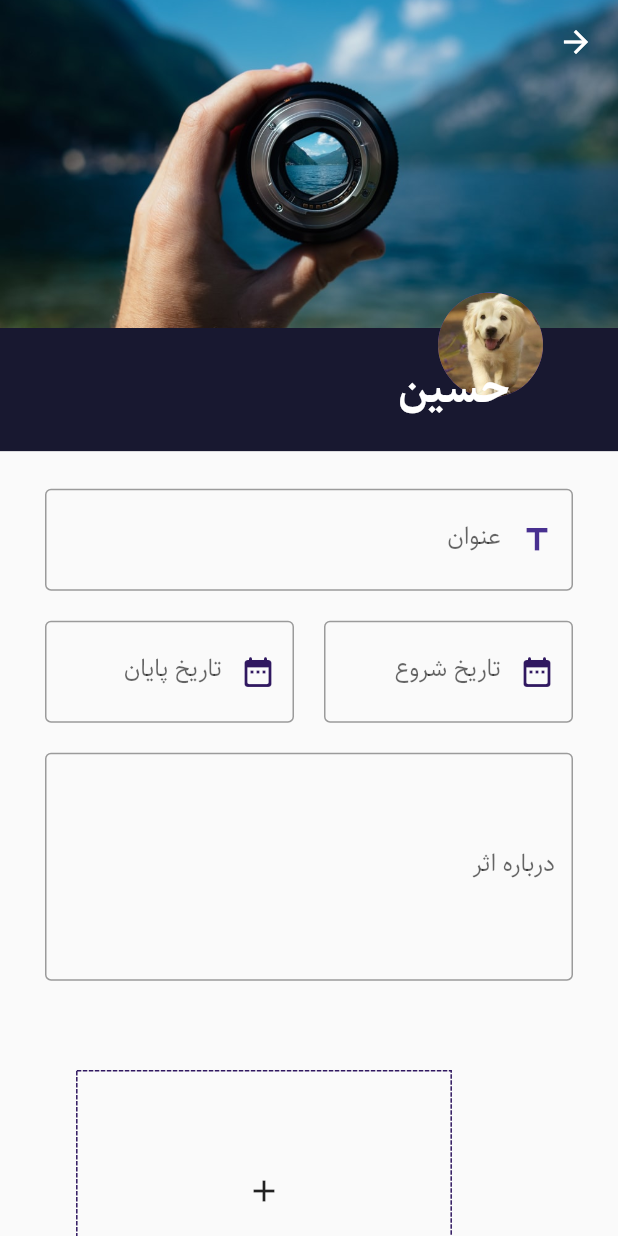
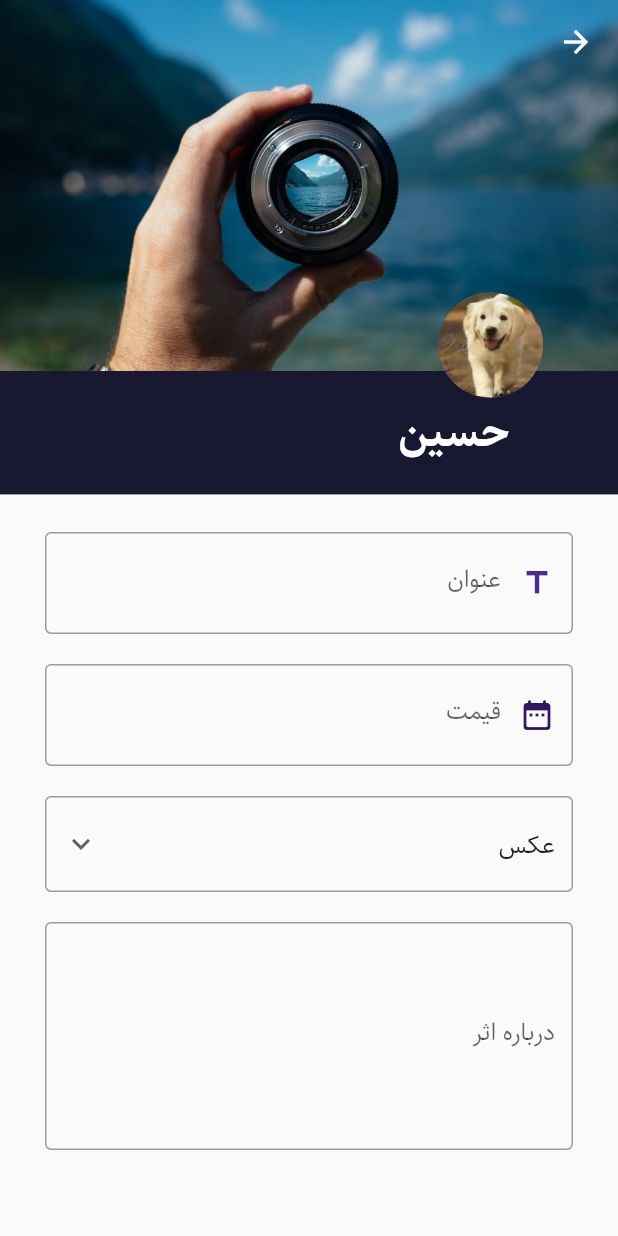
Before and after one commit to shnaseri/honar_gallary_application, a Flutter app: the EditArtPiece screen opened directly, on a phone screen of 412 x 824 dp. Run offline on Flutter 3.47's test engine with Material 2 defaults, Android fonts, the phone set to English and light mode, and no system bars; drawn by our look-alikes of carousel_slider, dotted_border; our stand-ins replace cached_network_image, flutter_phoenix, nb_utils, persistent_bottom_nav_bar, responsive_framework; missing offline and left inert: animated_login.

Commit message:
(refactor) add page edit art piece

```diff
--- a/lib/UI/Edit_Create_art_piece/edit_art_piece_page.dart
+++ b/lib/UI/Edit_Create_art_piece/edit_art_piece_page.dart
@@ -71,7 +71,7 @@ class _EditArtPieceState extends State<EditArtPiece> {
               pinned: true,
               snap: true,
               floating: true,
-              expandedHeight: context.height() * 0.365,
+              expandedHeight: context.height() * 0.4,
               flexibleSpace: FlexibleSpaceBar(
                 title: SizedBox(
                   width: context.width() * 0.4,
@@ -117,12 +117,17 @@ class _EditArtPieceState extends State<EditArtPiece> {
             ),
             SliverList(
               delegate: SliverChildBuilderDelegate((_, int index) {
-                return ProfileListItems(
-                  changeState: () {
-                    setState(() {});
-                  },
+                if (index == 0) {
+                  return ProfileListItems(
+                    changeState: () {
+                      setState(() {});
+                    },
+                  );
+                }
+                return const SizedBox(
+                  height: 60,
                 );
-              }, childCount: 1),
+              }, childCount: 2),
             ),
           ],
         ),
--- a/lib/UI/Edit_Create_art_piece/edit_page_list.dart
+++ b/lib/UI/Edit_Create_art_piece/edit_page_list.dart
@@ -6,7 +6,6 @@ import 'package:nb_utils/nb_utils.dart';
 
 import '../../const/color_const.dart';
 import '../Art_piece/art_piece_model.dart';
-
 // import 'edit_page_list_item2.dart';
 // import 'hover_test.dart';
 // import 'image_card.dart';
@@ -73,9 +72,18 @@ class _ProfileListItemsState extends State<ProfileListItems> {
       startTime: DateTime(2020),
       finishTime: DateTime(2021),
       // comments: [],
-    ),];
+    ),
+  ];
 
+  // Initial Selected Value
+  String dropDownValue = 'عکس';
 
+  // List of items in our dropdown menu
+  var items = [
+    'عکس',
+    'فیلم',
+    'موسیقی',
+  ];
 
   @override
   Widget build(BuildContext context) {
@@ -85,7 +93,7 @@ class _ProfileListItemsState extends State<ProfileListItems> {
       child: Form(
         key: _formKey,
         child: ListView(
-          padding: const EdgeInsets.symmetric(horizontal: 30),
+          padding: const EdgeInsets.only(left: 30, right: 30, bottom: 50),
           physics: const NeverScrollableScrollPhysics(),
           controller: scrollController,
           children: [
@@ -94,18 +102,66 @@ class _ProfileListItemsState extends State<ProfileListItems> {
             const SizedBox(
               height: 20,
             ),
-            Row(
-              children: [
-                Expanded(child: dobField('شروع')),
-                const SizedBox(
-                  width: 20,
+            TextFormField(
+              controller: _dob,
+              validator: (value) {
+                // if (value.isEmpty) return "DOB can't be empty";
+
+                return null;
+              },
+              decoration: InputDecoration(
+                border: OutlineInputBorder(
+                    borderSide: BorderSide(
+                  color: ColorPallet.colorPalletSambucus,
+                )),
+                focusedBorder: OutlineInputBorder(
+                    borderSide: BorderSide(
+                  color: ColorPallet.colorPalletSambucus,
+                  width: 2,
+                )),
+                prefixIcon: Icon(
+                  Icons.date_range_rounded,
+                  color: ColorPallet.colorPalletNightFog,
                 ),
-                Expanded(child: dobField('پایان')),
-              ],
+
+                labelText: "قیمت",
+                // helperText: "Provide DOB on dd/mm/yyyy",
+                // hintText: "01/01/2020",
+              ),
             ),
             const SizedBox(
               height: 20,
             ),
+            DropdownButtonFormField(
+              // Initial Value
+              value: dropDownValue,
+
+              // Down Arrow Icon
+              icon: const Icon(Icons.keyboard_arrow_down),
+
+              // Array list of items
+              items: items.map((String items) {
+                return DropdownMenuItem(
+                  value: items,
+                  child: Text(items),
+                );
+              }).toList(),
+              elevation: 5,
+              decoration: const InputDecoration(
+                border: OutlineInputBorder(),
+              ),
+              // After selecting the desired option,it will
+              // change button value to selected value
+              onChanged: (String? newValue) {
+                setState(() {
+                  dropDownValue = newValue!;
+                });
+              },
+            ),
+            const SizedBox(
+              height: 20,
+            ),
+
             aboutTextField(),
             Column(
               children: [
@@ -119,45 +175,6 @@ class _ProfileListItemsState extends State<ProfileListItems> {
                     itemCount: artPieces.length,
                   ),
                 ),
-                // GestureDetector(
-                //   // onTap: () {},
-                //   onTap: () => {
-                //     if (!_formKey.currentState!.validate()) {},
-                //     _formKey.currentState!.save()
-                //   },
-                //   child: Container(
-                //     width: 100,
-                //     height: 30,
-                //     decoration: BoxDecoration(
-                //       gradient: LinearGradient(
-                //         colors: [
-                //           Colors.teal,
-                //           Colors.teal.shade200,
-                //         ],
-                //         // begin: Alignment.topLeft,
-                //         // end: Alignment.bottomRight,
-                //       ),
-                //       borderRadius: BorderRadius.circular(20),
-                //       boxShadow: const [
-                //         BoxShadow(
-                //           color: Colors.black12,
-                //           offset: Offset(5, 5),
-                //           blurRadius: 10,
-                //         )
-                //       ],
-                //     ),
-                //     child: const Center(
-                //       child: Text(
-                //         'اضافه کردن عکس',
-                //         style: TextStyle(
-                //           color: Colors.white,
-                //           fontSize: 10,
-                //           fontWeight: FontWeight.w500,
-                //         ),
-                //       ),
-                //     ),
-                //   ),
-                // ),
               ],
             ),
 
@@ -172,7 +189,7 @@ class _ProfileListItemsState extends State<ProfileListItems> {
               },
               child: Container(
                 width: 40,
-                height: 70,
+                height: 50,
                 decoration: BoxDecoration(
                   gradient: LinearGradient(
                     colors: [
--- a/lib/UI/Edit_Create_art_piece/image_list_view.dart
+++ b/lib/UI/Edit_Create_art_piece/image_list_view.dart
@@ -95,7 +95,7 @@ class _ImageSliderTileState extends State<ImageSliderTile> {
   void initState() {
     super.initState();
     showIcon = false;
-    _myOpacity = 1.5;
+    _myOpacity = 1;
   }
 
   @override
```
